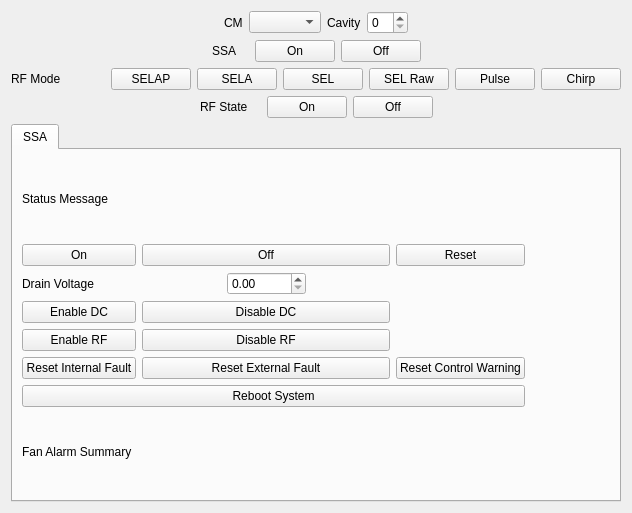
Qt form expert.ui (slaclab/srf_cavity_expert_screen) before a commit.
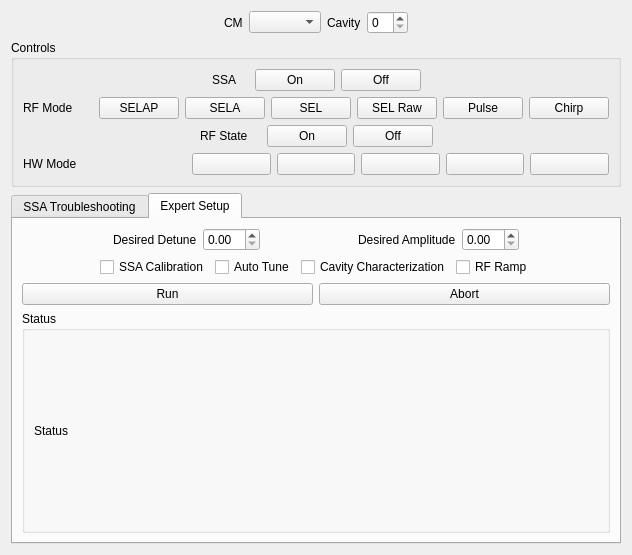
The same form after that commit. Custom widgets are drawn as their Qt base class.

Commit message: added expert setup template

What changed in the file:
```diff
--- a/expert.ui
+++ b/expert.ui
@@ -7,7 +7,7 @@
     <x>0</x>
     <y>0</y>
     <width>632</width>
-    <height>513</height>
+    <height>555</height>
    </rect>
   </property>
   <property name="windowTitle">
@@ -65,6 +65,12 @@
     </layout>
    </item>
    <item>
+    <widget class="QGroupBox" name="groupBox_2">
+     <property name="title">
+      <string>Controls</string>
+     </property>
+     <layout class="QVBoxLayout" name="verticalLayout_3">
+      <item>
     <layout class="QHBoxLayout" name="horizontalLayout_2">
      <item>
       <spacer name="horizontalSpacer_3">
@@ -271,13 +277,69 @@
     </layout>
    </item>
    <item>
+       <layout class="QHBoxLayout" name="horizontalLayout_5">
+        <item>
+         <widget class="QLabel" name="label_10">
+          <property name="text">
+           <string>HW Mode</string>
+          </property>
+         </widget>
+        </item>
+        <item>
+         <widget class="PyDMLabel" name="PyDMLabel_9">
+          <property name="toolTip">
+           <string/>
+          </property>
+         </widget>
+        </item>
+        <item>
+         <widget class="PyDMPushButton" name="PyDMPushButton_21">
+          <property name="toolTip">
+           <string/>
+          </property>
+         </widget>
+        </item>
+        <item>
+         <widget class="PyDMPushButton" name="PyDMPushButton_20">
+          <property name="toolTip">
+           <string/>
+          </property>
+         </widget>
+        </item>
+        <item>
+         <widget class="PyDMPushButton" name="PyDMPushButton_22">
+          <property name="toolTip">
+           <string/>
+          </property>
+         </widget>
+        </item>
+        <item>
+         <widget class="PyDMPushButton" name="PyDMPushButton_19">
+          <property name="toolTip">
+           <string/>
+          </property>
+         </widget>
+        </item>
+        <item>
+         <widget class="PyDMPushButton" name="PyDMPushButton_23">
+          <property name="toolTip">
+           <string/>
+          </property>
+         </widget>
+        </item>
+       </layout>
+      </item>
+     </layout>
+    </widget>
+   </item>
+   <item>
     <widget class="QTabWidget" name="tabWidget">
      <property name="currentIndex">
-      <number>0</number>
+      <number>1</number>
      </property>
      <widget class="QWidget" name="tab_2">
       <attribute name="title">
-       <string>SSA</string>
+       <string>SSA Troubleshooting</string>
       </attribute>
       <layout class="QGridLayout" name="gridLayout_2">
        <item row="2" column="2">
@@ -446,6 +508,167 @@
        </item>
       </layout>
      </widget>
+     <widget class="QWidget" name="tab">
+      <attribute name="title">
+       <string>Expert Setup</string>
+      </attribute>
+      <layout class="QGridLayout" name="gridLayout">
+       <item row="2" column="1">
+        <widget class="QPushButton" name="pushButton_5">
+         <property name="text">
+          <string>Abort</string>
+         </property>
+        </widget>
+       </item>
+       <item row="1" column="0" colspan="2">
+        <layout class="QHBoxLayout" name="horizontalLayout_7">
+         <item>
+          <spacer name="horizontalSpacer_8">
+           <property name="orientation">
+            <enum>Qt::Horizontal</enum>
+           </property>
+           <property name="sizeHint" stdset="0">
+            <size>
+             <width>40</width>
+             <height>20</height>
+            </size>
+           </property>
+          </spacer>
+         </item>
+         <item>
+          <widget class="QCheckBox" name="checkBox">
+           <property name="text">
+            <string>SSA Calibration</string>
+           </property>
+          </widget>
+         </item>
+         <item>
+          <widget class="QCheckBox" name="checkBox_2">
+           <property name="text">
+            <string>Auto Tune</string>
+           </property>
+          </widget>
+         </item>
+         <item>
+          <widget class="QCheckBox" name="checkBox_3">
+           <property name="text">
+            <string>Cavity Characterization</string>
+           </property>
+          </widget>
+         </item>
+         <item>
+          <widget class="QCheckBox" name="checkBox_4">
+           <property name="text">
+            <string>RF Ramp</string>
+           </property>
+          </widget>
+         </item>
+         <item>
+          <spacer name="horizontalSpacer_9">
+           <property name="orientation">
+            <enum>Qt::Horizontal</enum>
+           </property>
+           <property name="sizeHint" stdset="0">
+            <size>
+             <width>40</width>
+             <height>20</height>
+            </size>
+           </property>
+          </spacer>
+         </item>
+        </layout>
+       </item>
+       <item row="0" column="0" colspan="2">
+        <layout class="QHBoxLayout" name="horizontalLayout_6">
+         <item>
+          <spacer name="horizontalSpacer_10">
+           <property name="orientation">
+            <enum>Qt::Horizontal</enum>
+           </property>
+           <property name="sizeHint" stdset="0">
+            <size>
+             <width>40</width>
+             <height>20</height>
+            </size>
+           </property>
+          </spacer>
+         </item>
+         <item>
+          <widget class="QLabel" name="label_13">
+           <property name="text">
+            <string>Desired Detune</string>
+           </property>
+          </widget>
+         </item>
+         <item>
+          <widget class="QDoubleSpinBox" name="doubleSpinBox_4"/>
+         </item>
+         <item>
+          <spacer name="horizontalSpacer_7">
+           <property name="orientation">
+            <enum>Qt::Horizontal</enum>
+           </property>
+           <property name="sizeHint" stdset="0">
+            <size>
+             <width>40</width>
+             <height>20</height>
+            </size>
+           </property>
+          </spacer>
+         </item>
+         <item>
+          <widget class="QLabel" name="label_12">
+           <property name="text">
+            <string>Desired Amplitude</string>
+           </property>
+          </widget>
+         </item>
+         <item>
+          <widget class="QDoubleSpinBox" name="doubleSpinBox_3"/>
+         </item>
+         <item>
+          <spacer name="horizontalSpacer_11">
+           <property name="orientation">
+            <enum>Qt::Horizontal</enum>
+           </property>
+           <property name="sizeHint" stdset="0">
+            <size>
+             <width>40</width>
+             <height>20</height>
+            </size>
+           </property>
+          </spacer>
+         </item>
+        </layout>
+       </item>
+       <item row="2" column="0">
+        <widget class="QPushButton" name="pushButton_4">
+         <property name="text">
+          <string>Run</string>
+         </property>
+        </widget>
+       </item>
+       <item row="3" column="0" colspan="2">
+        <widget class="QGroupBox" name="groupBox">
+         <property name="title">
+          <string>Status</string>
+         </property>
+         <layout class="QHBoxLayout" name="horizontalLayout_8">
+          <item>
+           <widget class="QLabel" name="label_9">
+            <property name="text">
+             <string>Status</string>
+            </property>
+            <property name="wordWrap">
+             <bool>true</bool>
+            </property>
+           </widget>
+          </item>
+         </layout>
+        </widget>
+       </item>
+      </layout>
+     </widget>
     </widget>
    </item>
   </layout>
```
Lines whose indentation alone changed are shown as unchanged.
